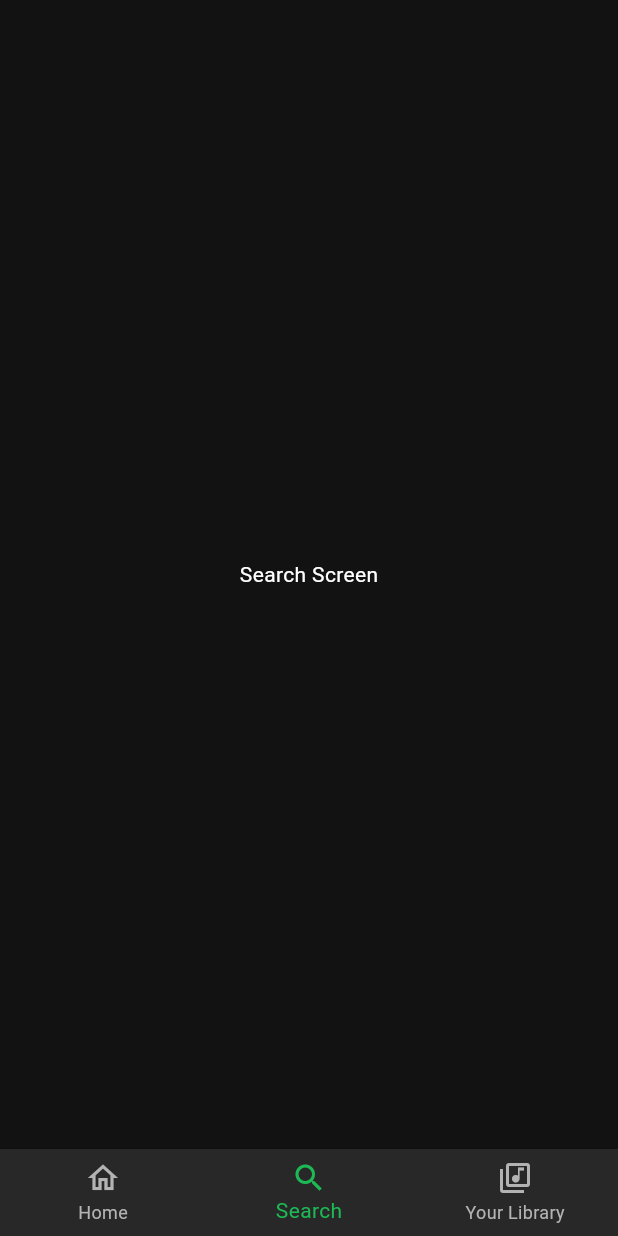
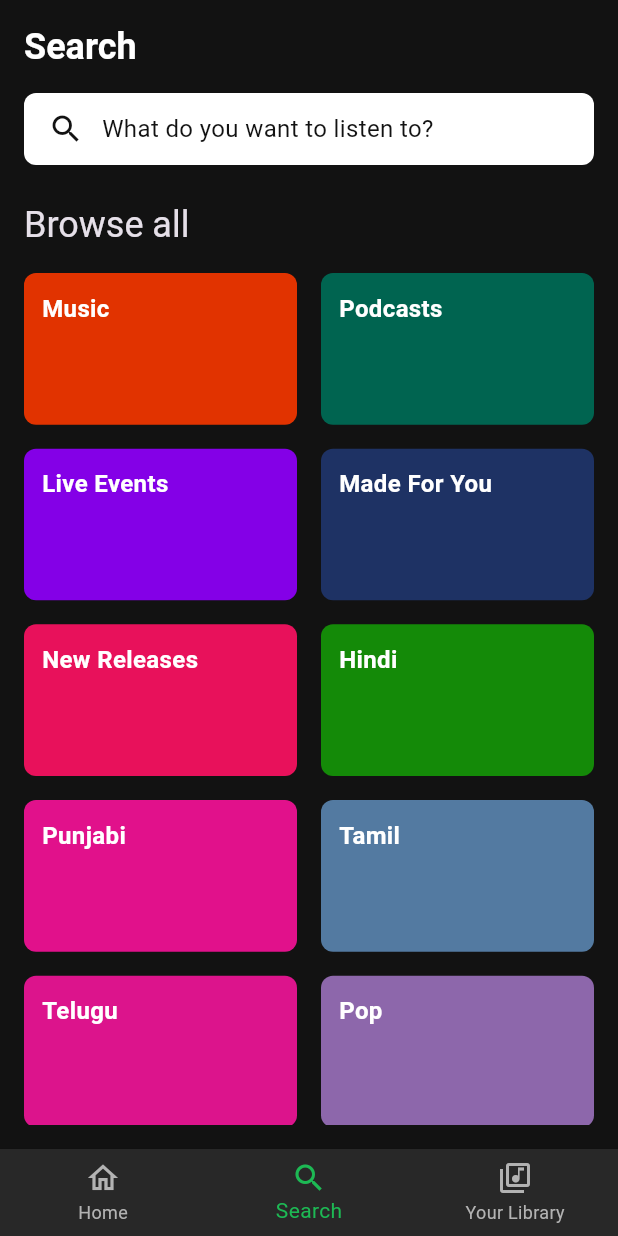
Before and after one commit to pranav-codee/spotify-clone-flutter, a Flutter app: the screen it shows after launch, item 2 of the bottom bar chosen, on a phone screen of 412 x 824 dp. Run offline on Flutter 3.47's test engine with Material 3 defaults, Android fonts, the phone set to English and light mode, and no system bars.

Commit message:
Add search screen with category grid

```diff
--- a/lib/features/home/presentation/main_navigation.dart
+++ b/lib/features/home/presentation/main_navigation.dart
@@ -2,6 +2,7 @@ import 'package:flutter/material.dart';
 import '../../../core/constants/app_colors.dart';
 import '../../../core/constants/app_strings.dart';
 import 'home_screen.dart';
+import '../../search/search_screen.dart';
 
 class MainNavigation extends StatefulWidget {
   const MainNavigation({super.key});
@@ -15,9 +16,7 @@ class _MainNavigationState extends State<MainNavigation> {
 
   final List<Widget> _screens = [
     const HomeScreen(),
-    const Center(
-        child: Text('Search Screen',
-            style: TextStyle(color: AppColors.textPrimary))),
+    const SearchScreen(),
     const Center(
         child: Text('Library Screen',
             style: TextStyle(color: AppColors.textPrimary))),
--- /dev/null
+++ b/lib/features/search/search_screen.dart
@@ -0,0 +1,129 @@
+import 'package:flutter/material.dart';
+import '../../core/constants/app_colors.dart';
+import '../../core/constants/app_strings.dart';
+
+class SearchScreen extends StatelessWidget {
+  const SearchScreen({super.key});
+
+  @override
+  Widget build(BuildContext context) {
+    return Scaffold(
+      body: SafeArea(
+        child: Padding(
+          padding: const EdgeInsets.all(16),
+          child: Column(
+            crossAxisAlignment: CrossAxisAlignment.start,
+            children: [
+              // Title
+              Text(
+                AppStrings.search,
+                style: Theme.of(context).textTheme.headlineLarge,
+              ),
+
+              const SizedBox(height: 16),
+
+              // Search Bar
+              GestureDetector(
+                onTap: () {
+                  // TODO: Navigate to search results page
+                },
+                child: Container(
+                  padding:
+                      const EdgeInsets.symmetric(horizontal: 16, vertical: 12),
+                  decoration: BoxDecoration(
+                    color: AppColors.textPrimary,
+                    borderRadius: BorderRadius.circular(8),
+                  ),
+                  child: const Row(
+                    children: [
+                      Icon(Icons.search, color: AppColors.background),
+                      SizedBox(width: 12),
+                      Text(
+                        'What do you want to listen to?',
+                        style: TextStyle(
+                          color: AppColors.background,
+                          fontSize: 16,
+                        ),
+                      ),
+                    ],
+                  ),
+                ),
+              ),
+
+              const SizedBox(height: 24),
+
+              // Browse All Title
+              Text(
+                'Browse all',
+                style: Theme.of(context).textTheme.headlineSmall,
+              ),
+
+              const SizedBox(height: 16),
+
+              // Categories Grid
+              Expanded(
+                child: GridView.builder(
+                  gridDelegate: const SliverGridDelegateWithFixedCrossAxisCount(
+                    crossAxisCount: 2,
+                    mainAxisSpacing: 16,
+                    crossAxisSpacing: 16,
+                    childAspectRatio: 1.8,
+                  ),
+                  itemCount: _categories.length,
+                  itemBuilder: (context, index) {
+                    return _buildCategoryCard(_categories[index]);
+                  },
+                ),
+              ),
+            ],
+          ),
+        ),
+      ),
+    );
+  }
+
+  Widget _buildCategoryCard(Map<String, dynamic> category) {
+    return Container(
+      decoration: BoxDecoration(
+        color: category['color'] as Color,
+        borderRadius: BorderRadius.circular(8),
+      ),
+      child: Stack(
+        children: [
+          Padding(
+            padding: const EdgeInsets.all(12),
+            child: Text(
+              category['name'] as String,
+              style: const TextStyle(
+                color: Colors.white,
+                fontSize: 16,
+                fontWeight: FontWeight.bold,
+              ),
+            ),
+          ),
+          // image to be added later
+        ],
+      ),
+    );
+  }
+}
+
+// sample data
+final List<Map<String, dynamic>> _categories = [
+  {'name': 'Music', 'color': const Color(0xFFE13300)},
+  {'name': 'Podcasts', 'color': const Color(0xFF006450)},
+  {'name': 'Live Events', 'color': const Color(0xFF8400E7)},
+  {'name': 'Made For You', 'color': const Color(0xFF1E3264)},
+  {'name': 'New Releases', 'color': const Color(0xFFE8115B)},
+  {'name': 'Hindi', 'color': const Color(0xFF148A08)},
+  {'name': 'Punjabi', 'color': const Color(0xFFE1118B)},
+  {'name': 'Tamil', 'color': const Color(0xFF537AA1)},
+  {'name': 'Telugu', 'color': const Color(0xFFDC148C)},
+  {'name': 'Pop', 'color': const Color(0xFF8D67AB)},
+  {'name': 'Hip-Hop', 'color': const Color(0xFFBA5D07)},
+  {'name': 'Rock', 'color': const Color(0xFFE91429)},
+  {'name': 'Indie', 'color': const Color(0xFF608108)},
+  {'name': 'Workout', 'color': const Color(0xFF777777)},
+  {'name': 'Chill', 'color': const Color(0xFF537AA1)},
+  {'name': 'Sleep', 'color': const Color(0xFF1E3264)},
+];
```
